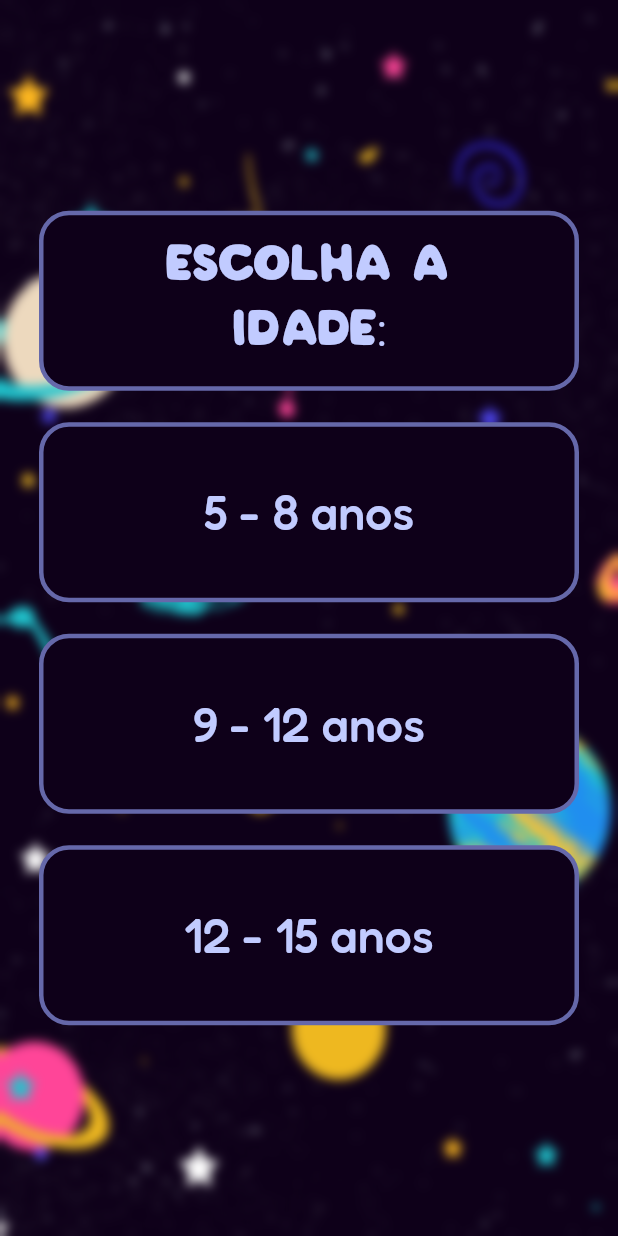
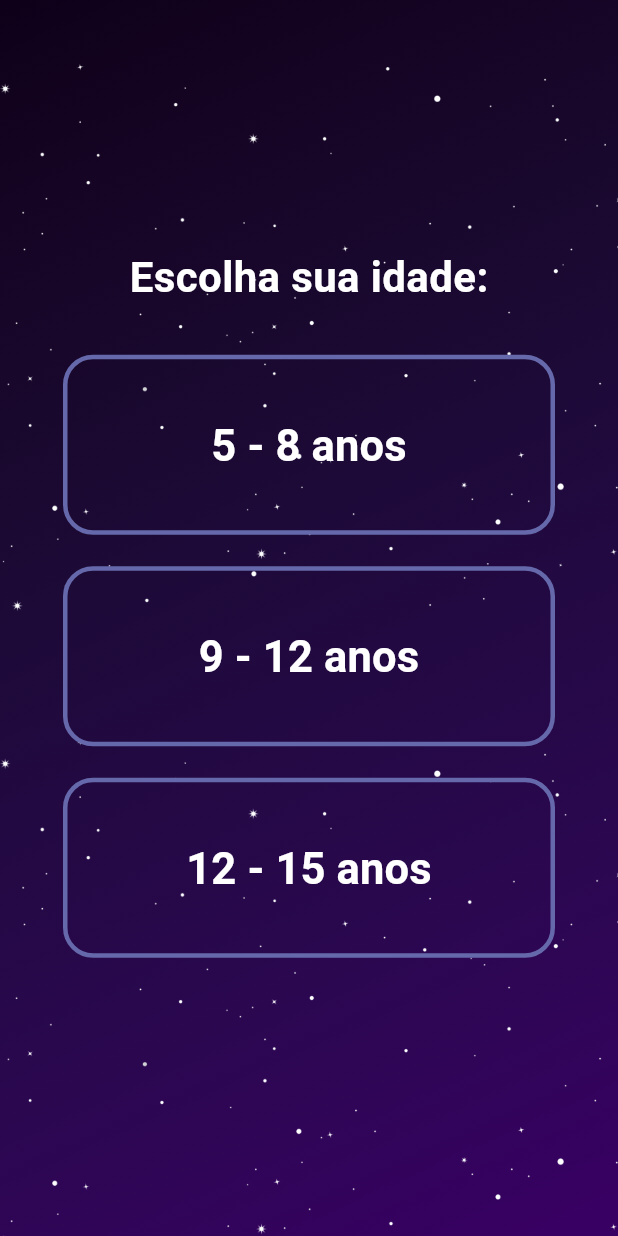
Before and after one commit to laissa-albuquerque/sexeducation, a Flutter app: the AgeOptionsMenuScreen screen opened by its route, on a phone screen of 412 x 824 dp. Run offline on Flutter 3.47's test engine with Material 3 defaults, Android fonts, the phone set to English and light mode, and no system bars; our stand-ins replace cloud_firestore, firebase_auth, firebase_core; missing offline and left inert: dart:ffi; accounts and stored records are empty; generated files the repository leaves out were written again; Roboto replaces fonts that are missing (KleeOne).

Commit message:
alterações na tela de escolha do avatar e mudança no design do menu de opções de idade

```diff
--- a/lib/main.dart
+++ b/lib/main.dart
@@ -8,6 +8,7 @@ import 'package:sexeducation/views/information.dart';
 import 'package:sexeducation/views/login.dart';
 import 'package:sexeducation/views/register.dart';
 import 'package:sexeducation/views/define_nickname.dart';
+import 'package:sexeducation/views/viewsForYears/kids_group_one.dart';
 import 'components/global.dart';
 import 'firebase_options.dart';
 
@@ -32,6 +33,7 @@ class MyApp extends StatelessWidget {
         DefineNicknameScreen.id: (context) => const DefineNicknameScreen(),
         DefineAvatarScreen.id: (context) => const DefineAvatarScreen(),
         AgeOptionsMenuScreen.id: (context) => const AgeOptionsMenuScreen(),
+        KidsGroupOneScreen.id: (context) => const KidsGroupOneScreen(),
       },
       home: Scaffold(
         body: Welcome(),
--- a/lib/views/age_options_menu.dart
+++ b/lib/views/age_options_menu.dart
@@ -3,6 +3,7 @@ import 'dart:ui';
 import 'package:flutter/cupertino.dart';
 import 'package:flutter/material.dart';
 import 'package:sexeducation/views/define_nickname.dart';
+import 'package:sexeducation/views/viewsForYears/kids_group_one.dart';
 
 class AgeOptionsMenuScreen extends StatefulWidget {
   const AgeOptionsMenuScreen({super.key});
@@ -17,56 +18,79 @@ class _AgeOptionsMenuScreen extends State<AgeOptionsMenuScreen> {
   @override
   Widget build(BuildContext context) {
     return Scaffold(
-        body: Stack(
-      fit: StackFit.expand,
+      resizeToAvoidBottomInset: true,
+      body: SingleChildScrollView(
+        child: Container(
+            decoration: const BoxDecoration(
+              gradient: LinearGradient(
+                  begin: Alignment.topLeft,
+                  end: Alignment(0.8, 1),
+                  colors: <Color>[
+                    Color(0xFF0e0019),
+                    Color(0xFF150423),
+                    Color(0xFF19082d),
+                    Color(0xFF1d0a38),
+                    Color(0xFF230943),
+                    Color(0xFF29084d),
+                    Color(0xFF300558),
+                    Color(0xFF380063),
+                  ]), // Borda arredondada
+            ),
+            child: Stack(
               children: [
-        Image.asset('assets/images/background.png', fit: BoxFit.cover),
-        BackdropFilter(
-          filter: ImageFilter.blur(sigmaX: 3.5, sigmaY: 3.5),
+                Positioned(
+                    top: 0,
+                    left: 0,
+                    child: Image.asset('assets/images/stars.png',
+                        width: 450, height: 450)),
+                Positioned(
+                    top: 450,
+                    left: 0,
+                    child: Image.asset('assets/images/stars.png',
+                        width: 450, height: 450)),
+                Column(
+                  children: [
+                    Column(
+                        mainAxisAlignment: MainAxisAlignment.center,
+                        children: [
+                          Center(
                             child: Container(
-            color: Colors.white.withOpacity(0.0),
+                              width: 360,
+                              height: MediaQuery.of(context).size.height,
+                              padding: const EdgeInsets.symmetric(
+                                  vertical: 12.0, horizontal: 16.0),
+                              decoration: const BoxDecoration(
+                                color: Colors.transparent,
+                              ),
+                              child: Column(
+                                mainAxisAlignment: MainAxisAlignment.center,
+                                children: [
+                                  const Padding(
+                                    padding: EdgeInsets.symmetric(
+                                        horizontal: 8.0, vertical: 0),
+                                    child: Text(
+                                      'Escolha sua idade:',
+                                      textAlign: TextAlign.justify,
+                                      style: TextStyle(
+                                          fontSize: 28,
+                                          fontFamily: 'KleeOne',
+                                          color: Colors.white,
+                                          fontWeight: FontWeight.bold),
                                     ),
                                   ),
-        Center(
-          child: Column(
+                                  SizedBox(height: 32),
+                                  Column(
                                     mainAxisAlignment: MainAxisAlignment.center,
                                     children: [
                                       Container(
                                           width: 360,
                                           height: 120,
-                padding:
-                    const EdgeInsets.symmetric(vertical: 12.0, horizontal: 33),
+                                          padding: const EdgeInsets.symmetric(
+                                              vertical: 12.0, horizontal: 33),
                                           decoration: BoxDecoration(
-                  color: const Color(0xFF0E0019),
-                  borderRadius: const BorderRadius.all(Radius.circular(20.0)),
-                  border: Border.all(
-                    color: const Color(0xFF6568AA),
-                    width: 3.0,
-                  ),
-                ),
-                child: const Center(
-                  child: Text(
-                    'Escolha a idade:',
-                    textAlign: TextAlign.center,
-                    style: TextStyle(
-                      fontSize: 29,
-                      fontFamily: 'PathKid',
-                      color: Color(0xffC1CBFF),
-                    ),
-                  ),
-                ),
-              ),
-              const SizedBox(
-                height: 21,
-              ),
-              Container(
-                width: 360,
-                height: 120,
-                padding:
-                    const EdgeInsets.symmetric(vertical: 12.0, horizontal: 33),
-                decoration: BoxDecoration(
-                  color: const Color(0xFF0E0019),
-                  borderRadius: const BorderRadius.all(Radius.circular(20.0)),
+                                            borderRadius:
+                                                const BorderRadius.all(
+                                                    Radius.circular(20.0)),
                                             border: Border.all(
                                               color: const Color(0xFF6568AA),
                                               width: 3.0,
@@ -75,86 +99,100 @@ class _AgeOptionsMenuScreen extends State<AgeOptionsMenuScreen> {
                                           child: Center(
                                             child: TextButton(
                                               onPressed: () {
-                      Navigator.pushNamed(context, DefineNicknameScreen.id);
+                                                Navigator.pushNamed(context, KidsGroupOneScreen.id);
                                               },
-                    child: Text(
+                                              child: const Text(
                                                 '5 - 8 anos',
                                                 textAlign: TextAlign.center,
                                                 style: TextStyle(
-                        fontSize: 32,
-                        fontFamily: 'Fredoka',
-                        color: Color(0xffC1CBFF),
+                                                  fontSize: 29,
+                                                  fontFamily: 'KleeOne',
+                                                  color: Colors.white,
+                                                  fontWeight: FontWeight.bold,
                                                 ),
                                               ),
                                             ),
+                                          )),
+                                      const SizedBox(
+                                        height: 21,
+                                      ),
+                                    ],
+                                  ),
+                                  Container(
+                                      width: 360,
+                                      height: 120,
+                                      padding: const EdgeInsets.symmetric(
+                                          vertical: 12.0, horizontal: 33),
+                                      decoration: BoxDecoration(
+                                        borderRadius:
+                                        const BorderRadius.all(
+                                            Radius.circular(20.0)),
+                                        border: Border.all(
+                                          color: const Color(0xFF6568AA),
+                                          width: 3.0,
                                         ),
                                       ),
+                                      child: Center(
+                                        child: TextButton(
+                                          onPressed: () {  },
+                                          child: const Text(
+                                            '9 - 12 anos',
+                                            textAlign: TextAlign.center,
+                                            style: TextStyle(
+                                              fontSize: 29,
+                                              fontFamily: 'KleeOne',
+                                              color: Colors.white,
+                                              fontWeight: FontWeight.bold,
+                                            ),
+                                          ),
+                                        ),
+                                      )),
                                   const SizedBox(
                                     height: 21,
                                   ),
                                   Container(
                                       width: 360,
                                       height: 120,
-                padding:
-                    const EdgeInsets.symmetric(vertical: 12.0, horizontal: 33),
+                                      padding: const EdgeInsets.symmetric(
+                                          vertical: 12.0, horizontal: 33),
                                       decoration: BoxDecoration(
-                  color: const Color(0xFF0E0019),
-                  borderRadius: const BorderRadius.all(Radius.circular(20.0)),
+                                        borderRadius:
+                                        const BorderRadius.all(
+                                            Radius.circular(20.0)),
                                         border: Border.all(
                                           color: const Color(0xFF6568AA),
                                           width: 3.0,
                                         ),
                                       ),
-                child: const Center(
+                                      child: Center(
                                         child: TextButton(
-                    onPressed: null,
-                    child: Text(
-                      '9 - 12 anos',
+                                          onPressed: () {  },
+                                          child: const Text(
+                                            '12 - 15 anos',
                                             textAlign: TextAlign.center,
                                             style: TextStyle(
-                        fontSize: 32,
-                        fontFamily: 'Fredoka',
-                        color: Color(0xffC1CBFF),
+                                              fontSize: 29,
+                                              fontFamily: 'KleeOne',
+                                              color: Colors.white,
+                                              fontWeight: FontWeight.bold,
                                             ),
                                           ),
                                         ),
-                ),
-              ),
+                                      )),
                                   const SizedBox(
                                     height: 21,
                                   ),
-              Container(
-                width: 360,
-                height: 120,
-                padding:
-                    const EdgeInsets.symmetric(vertical: 12.0, horizontal: 33),
-                decoration: BoxDecoration(
-                  color: const Color(0xFF0E0019),
-                  borderRadius: const BorderRadius.all(Radius.circular(20.0)),
-                  border: Border.all(
-                    color: const Color(0xFF6568AA),
-                    width: 3.0,
-                  ),
-                ),
-                child: const Center(
-                  child: TextButton(
-                    onPressed: null,
-                    child: Text(
-                      '12 - 15 anos',
-                      textAlign: TextAlign.center,
-                      style: TextStyle(
-                        fontSize: 32,
-                        fontFamily: 'Fredoka',
-                        color: Color(0xffC1CBFF),
-                      ),
-                    ),
+                                ],
                               ),
                             ),
                           ),
                         ],
                       ),
-        )
                   ],
-    ));
+                ),
+              ],
+            )),
+      ),
+    );
   }
 }
--- a/lib/views/define_avatar.dart
+++ b/lib/views/define_avatar.dart
@@ -54,7 +54,8 @@ class _DefineAvatarScreen extends State<DefineAvatarScreen> {
     } else {
       ScaffoldMessenger.of(context).showSnackBar(
         const SnackBar(
-          content: Text('Aguarde enquanto as informações estão sendo carregadas...'),
+          content:
+              Text('Aguarde enquanto as informações estão sendo carregadas...'),
         ),
       );
     }
@@ -241,7 +242,8 @@ class _DefineAvatarScreen extends State<DefineAvatarScreen> {
             color: Colors.white60, // Cor de fundo
             borderRadius: BorderRadius.circular(10),
             border: Border.all(
-              color: isSelected ? Color(0xffEEB820) : Colors.transparent, // Cor da borda quando selecionado
+              color: isSelected ? Color(0xffEEB820) : Colors.transparent,
+              // Cor da borda quando selecionado
               width: 4, // Largura da borda
             ),
           ),
```
Also changed, not shown: lib/views/viewsForYears/kids_group_one.dart (added, +116 -0 lines). Lines whose indentation alone changed are shown as unchanged.
